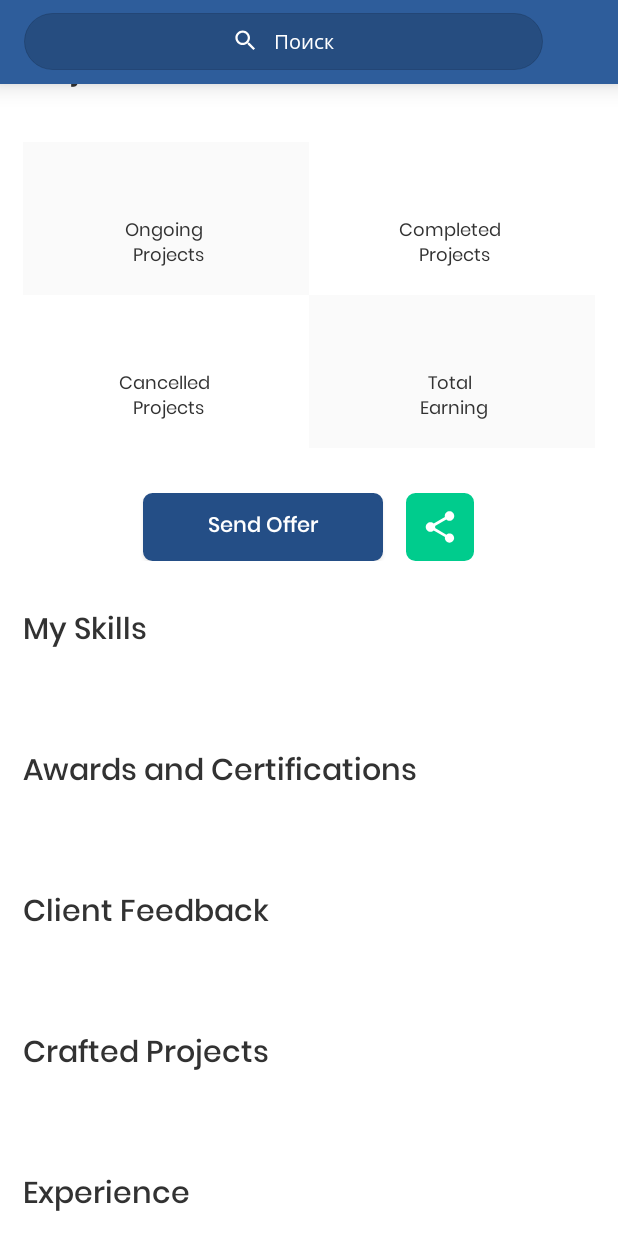
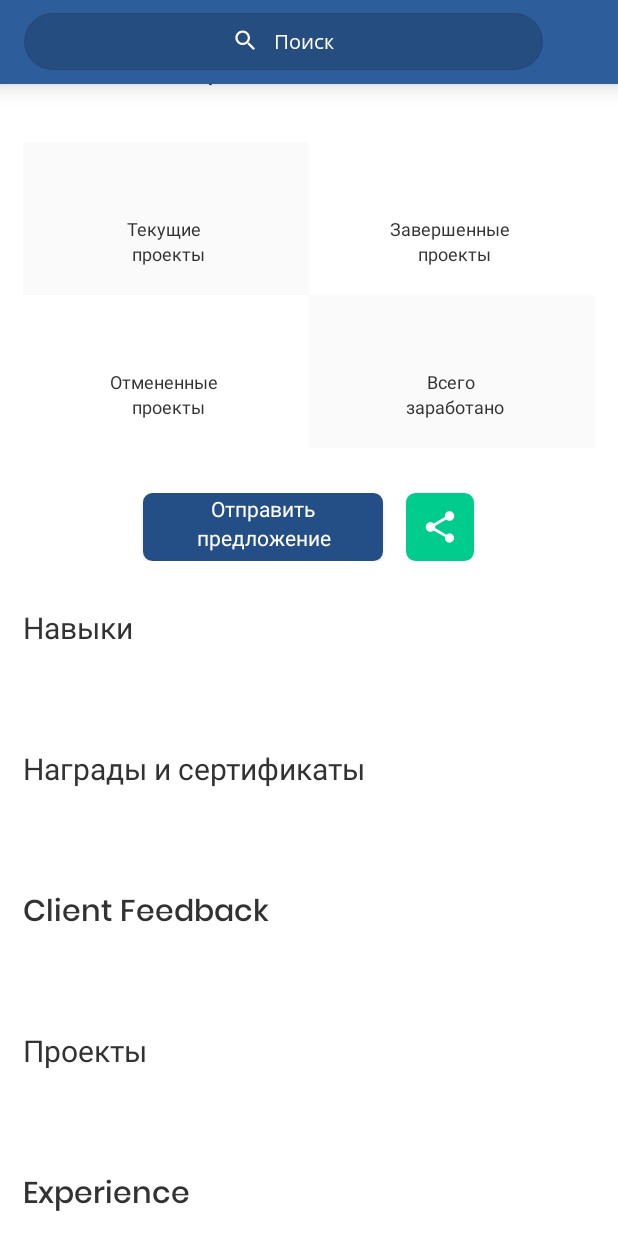
Before and after one commit to shoxabbos/naft-android-app, an Android app: the layout activity_detail_freelancer.xml on its own in the app's theme, with its tools: preview values and no code run, scrolled down 532 dp, on a phone screen of 412 x 824 dp. Run offline under Robolectric (Android 15) with nearby library versions, the phone set to English and light mode, and no system bars; plain views replace ShimmerRecyclerView.

Commit message:
Translate words

```diff
--- a/app/src/main/java/com/app/amento/worketic/Activites/DetailFreelancerActivity.java
+++ b/app/src/main/java/com/app/amento/worketic/Activites/DetailFreelancerActivity.java
@@ -174,7 +174,7 @@ public class DetailFreelancerActivity extends BaseActivity {
         wt_country_name.setText(Html.fromHtml(featured.getLocation().getCountry()).toString());
         wt_member_since.setText(Html.fromHtml(featured.getMemberSince()).toString());
         if (featured.getWtAverageRating().equals(0)){
-            wt_feedback.setText("No Feedback");
+            wt_feedback.setText("Нет отзывов");
         }else {
 
             wt_feedback.setText(featured.getWtAverageRating() + "/5 (" + featured.getWtTotalRating()+ " " + "Feedback)");
--- a/app/src/main/java/com/app/amento/worketic/Activites/SearchActivity.java
+++ b/app/src/main/java/com/app/amento/worketic/Activites/SearchActivity.java
@@ -439,7 +439,7 @@ public class SearchActivity extends AppCompatActivity {
                 arrayList_type =response.body();
                 for (ProjectType C:arrayList_type){
                     if (C.getTitle() != null){
-                        Log.d("Project Type" , C.getTitle() );
+                        Log.d("Тип проекта" , C.getTitle() );
                         final String[] languageName = new String[arrayList_type.size()];
                         for (int i=0 ; i<arrayList_type.size() ; i++){
                             languageName[i]= arrayList_type.get(i).getTitle();
--- a/app/src/main/java/com/app/amento/worketic/Interface/Api.java
+++ b/app/src/main/java/com/app/amento/worketic/Interface/Api.java
@@ -34,7 +34,7 @@ import retrofit2.http.Query;
 
 public interface Api {
 
-    String BASE_SITE = "https://naft.uz/";
+    String BASE_SITE = "http://naft.uz/";
 
     String BASE_URL = BASE_SITE + "api/v1/";
 
--- a/app/src/main/java/com/app/amento/worketic/Interface/RetrofitClient.java
+++ b/app/src/main/java/com/app/amento/worketic/Interface/RetrofitClient.java
@@ -9,7 +9,7 @@ import retrofit2.converter.gson.GsonConverterFactory;
 
 
 public class RetrofitClient {
-    private static  final String BASE_URL = "https://naft.uz/api/v1/";
+    private static  final String BASE_URL = "http://naft.uz/api/v1/";
     private static final String CACHE_CONTROL = "Cache-Control";
     private static  RetrofitClient mInstance;
     private Retrofit retrofit;
--- a/app/src/main/res/layout/activity_detail_freelancer.xml
+++ b/app/src/main/res/layout/activity_detail_freelancer.xml
@@ -262,7 +262,7 @@
                                 android:layout_width="wrap_content"
                                 android:layout_height="wrap_content"
                                 android:textColor="#323232"
-                                android:text="Feedback"
+                                android:text="Отзывы"
                                 android:layout_alignParentLeft="true"
                                 android:fontFamily="@font/font_medium"
                                 android:layout_marginLeft="20dp"
@@ -302,7 +302,7 @@
                                 android:layout_width="wrap_content"
                                 android:layout_height="wrap_content"
                                 android:textColor="#323232"
-                                android:text="Member Since"
+                                android:text="Дата регистрации"
                                 android:layout_alignParentLeft="true"
                                 android:fontFamily="@font/font_medium"
                                 android:layout_marginLeft="20dp"
@@ -351,7 +351,7 @@
                     android:fontFamily="@font/font_medium"
                     android:layout_margin="15dp"
                     android:textColor="#323232"
-                    android:text="About"/>
+                    android:text="О пользователе"/>
 
 
                 <TextView
@@ -377,7 +377,7 @@
                     android:layout_marginRight="15dp"
                     android:layout_marginLeft="15dp"
                     android:textColor="#323232"
-                    android:text="Project Status"/>
+                    android:text="Статистика проектов"/>
 
 
                 <LinearLayout
@@ -416,7 +416,7 @@
                             <TextView
                                 android:layout_width="100dp"
                                 android:layout_height="wrap_content"
-                                android:text="Ongoing \n Projects"
+                                android:text="Текущие \n проекты"
                                 android:fontFamily="@font/font_regular"
                                 android:textColor="#323232"
                                 android:gravity="center"
@@ -451,7 +451,7 @@
                             <TextView
                                 android:layout_width="100dp"
                                 android:layout_height="wrap_content"
-                                android:text="Completed \n Projects"
+                                android:text="Завершенные \n проекты"
                                 android:fontFamily="@font/font_regular"
                                 android:textColor="#323232"
                                 android:gravity="center"
@@ -504,7 +504,7 @@
                             <TextView
                                 android:layout_width="100dp"
                                 android:layout_height="wrap_content"
-                                android:text="Cancelled \n Projects"
+                                android:text="Отмененные \n проекты"
                                 android:gravity="center"
                                 android:fontFamily="@font/font_regular"
                                 android:textColor="#323232"
@@ -540,7 +540,7 @@
                             <TextView
                                 android:layout_width="100dp"
                                 android:layout_height="wrap_content"
-                                android:text="Total \n Earning"
+                                android:text="Всего \n заработано"
                                 android:gravity="center"
                                 android:fontFamily="@font/font_regular"
                                 android:textColor="#323232"
@@ -569,7 +569,7 @@
                         android:id="@+id/ui_send_offer_freelancer"
                         android:layout_width="160dp"
                         android:layout_height="45dp"
-                        android:text="Send Offer"
+                        android:text="Отправить предложение"
                         android:layout_centerHorizontal="true"
                         android:textAllCaps="false"
                         android:textColor="@color/white"
@@ -619,7 +619,7 @@
                         android:layout_marginTop="30dp"
                         android:layout_marginBottom="30dp"
                         android:textColor="#323232"
-                        android:text="My Skills"/>
+                        android:text="Навыки"/>
 
 
                     <com.cooltechworks.views.shimmer.ShimmerRecyclerView
@@ -673,7 +673,7 @@
                         android:layout_marginTop="30dp"
                         android:layout_marginBottom="30dp"
                         android:textColor="#323232"
-                        android:text="Awards and Certifications"/>
+                        android:text="Награды и сертификаты"/>
 
 
 
@@ -795,7 +795,7 @@
                         android:layout_marginTop="30dp"
                         android:layout_marginBottom="30dp"
                         android:textColor="#323232"
-                        android:text="Crafted Projects"/>
+                        android:text="Проекты"/>
 
 
 
@@ -911,7 +911,7 @@
                         android:layout_marginTop="30dp"
                         android:layout_marginBottom="30dp"
                         android:textColor="#323232"
-                        android:text="Education"/>
+                        android:text="Образование"/>
 
 
 
--- a/app/src/main/res/layout/activity_post_job.xml
+++ b/app/src/main/res/layout/activity_post_job.xml
@@ -229,7 +229,7 @@
                         android:inputType="number"
                         android:background="@null"
                         android:paddingLeft="10dp"
-                        android:hint="Project Cost"
+                        android:hint="Стоимость"
                         android:textSize="13dp"/>
 
 
--- a/app/src/main/res/layout/activity_search.xml
+++ b/app/src/main/res/layout/activity_search.xml
@@ -409,7 +409,7 @@
                         <TextView
                             android:layout_width="wrap_content"
                             android:layout_height="45dp"
-                            android:text="Project Length:"
+                            android:text="Продолжительность проекта:"
                             android:textSize="15dp"
                             android:textColor="#999999"
                             android:gravity="center"
@@ -459,7 +459,7 @@
                         <TextView
                             android:layout_width="wrap_content"
                             android:layout_height="45dp"
-                            android:text="Project Type:"
+                            android:text="Тип проекта:"
                             android:textSize="15dp"
                             android:textColor="#999999"
                             android:gravity="center"
--- a/app/src/main/res/layout/activity_send_offer.xml
+++ b/app/src/main/res/layout/activity_send_offer.xml
@@ -19,7 +19,7 @@
             android:layout_height="wrap_content"
             android:gravity="center"
             android:foregroundGravity="center"
-            android:text="Send Offer"
+            android:text="Отправить предложение"
             android:layout_marginRight="50dp"
             android:fontFamily="@font/font_medium"
             android:textSize="20sp"
@@ -36,7 +36,7 @@
         android:fontFamily="@font/font_medium"
         android:layout_margin="15dp"
         android:textColor="#323232"
-        android:text="Send Offer"/>
+        android:text="Отправить предложение"/>
 
     <LinearLayout
         android:id="@+id/ui_report_layout"
@@ -89,7 +89,7 @@
         android:id="@+id/ui_send_offer"
         android:layout_width="160dp"
         android:layout_height="45dp"
-        android:text="Send Offer"
+        android:text="Отправить предложение"
         android:layout_centerHorizontal="true"
         android:textAllCaps="false"
         android:textColor="@color/white"
--- a/app/src/main/res/layout/activity_send_proposal.xml
+++ b/app/src/main/res/layout/activity_send_proposal.xml
@@ -18,7 +18,7 @@
                 android:layout_height="wrap_content"
                 android:gravity="center"
                 android:foregroundGravity="center"
-                android:text="Send Proposal"
+                android:text="Отправить предложение"
                 android:layout_marginRight="50dp"
                 android:fontFamily="@font/font_medium"
                 android:textSize="20sp"
@@ -43,7 +43,7 @@
                 android:fontFamily="@font/font_medium"
                 android:layout_margin="15dp"
                 android:textColor="#323232"
-                android:text="Send Proposal"/>
+                android:text="Отправить предложение"/>
             <LinearLayout
                 android:id="@+id/ui_main_layout"
                 android:layout_width="match_parent"
--- a/app/src/main/res/layout/card_freelancer_experience.xml
+++ b/app/src/main/res/layout/card_freelancer_experience.xml
@@ -28,7 +28,7 @@
                 android:textSize="16dp"
                 android:textColor="#323232"
                 android:fontFamily="@font/font_regular"
-                android:text="Web and Apps Project Manager..."
+                android:text="Менеджер проектов веб и приложений..."
                 />
 
             <LinearLayout
```
Also changed, not shown: app/src/main/res/layout/activity_detail_job.xml (+4 -4 lines).
